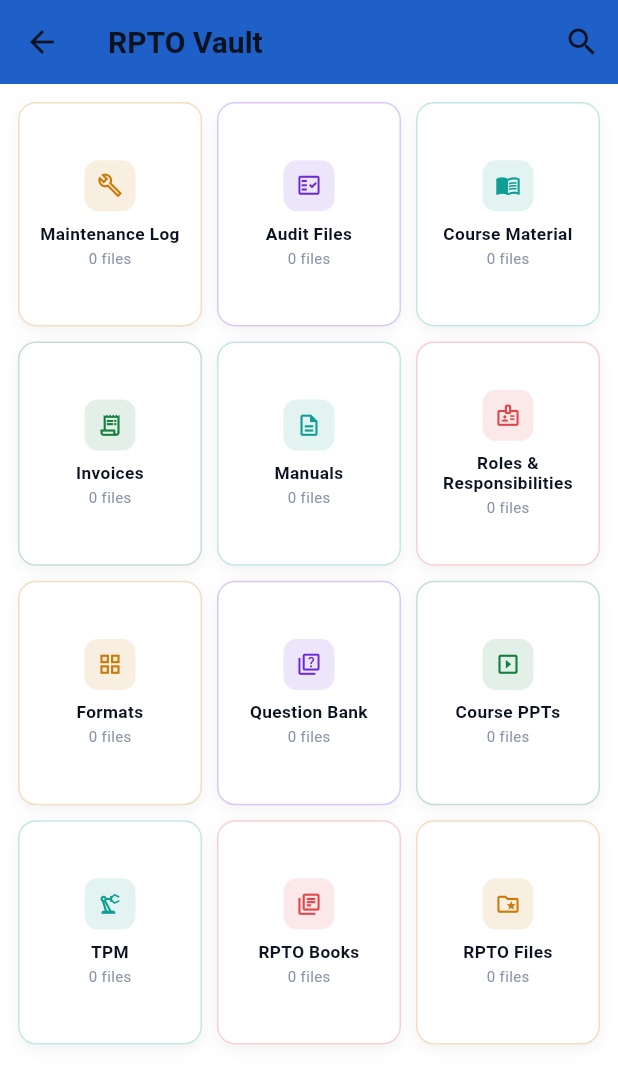
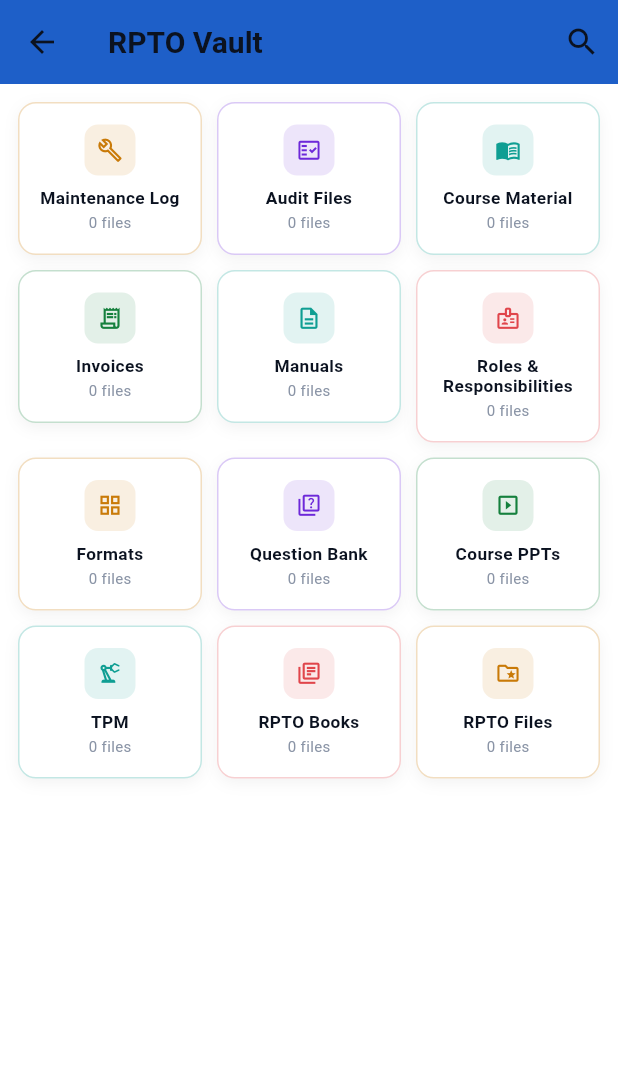
Before and after one commit to pavithrabaskerselvi/cda_rpto_app, a Flutter app: the VaultHomeScreen screen opened by its route, on a phone screen of 412 x 824 dp. Shown: the top 1084 px of the screen. Run offline on Flutter 3.47's test engine with Material 3 defaults, Android fonts, the light colour scheme and no system bars; our stand-ins replace cloud_firestore, file_picker, firebase_auth, firebase_core, firebase_storage, google_fonts and 6 more; missing offline and left inert: dart:js_interop, dart:ui_web, excel, syncfusion_flutter_pdfviewer; accounts and stored records are empty.

Commit message:
Merge origin/main and resolve conflicts

```diff
--- a/lib/screens/vault/vault_home_screen.dart
+++ b/lib/screens/vault/vault_home_screen.dart
@@ -81,37 +81,59 @@ class _VaultHomeScreenState extends State<VaultHomeScreen> {
           return RefreshIndicator(
             color: AppColors.blue,
             onRefresh: () => vault.loadFolders(),
-            child: GridView.builder(
+            child: ListView(
               padding: const EdgeInsets.all(12),
               physics: const AlwaysScrollableScrollPhysics(),
-              // Smaller, more compact tiles: 3 columns, near-square boxes
-              // instead of tall rectangles.
-              gridDelegate: const SliverGridDelegateWithFixedCrossAxisCount(
-                crossAxisCount: 3,
-                crossAxisSpacing: 10,
-                mainAxisSpacing: 10,
-                childAspectRatio: 0.82,
-              ),
-              itemCount: vault.folders.length,
-              itemBuilder: (context, index) {
-                final folder = vault.folders[index];
-                return _VaultFolderTile(
-                  folder: folder,
-                  onTap: () {
-                    Navigator.push(
-                      context,
-                      MaterialPageRoute(
-                        builder: (_) => VaultCategoryScreen(category: folder.category),
-                      ),
-                    );
-                  },
-                );
-              },
+              children: _buildFolderRows(context, vault.folders),
             ),
           );
         },
       ),
     );
+  }
+
+  // Lays folders out 3-per-row with each card sized to fit its own content
+  // (icon + label) rather than stretching to fill a fixed aspect-ratio grid
+  // cell — keeps cards compact even on wide desktop/web windows.
+  List<Widget> _buildFolderRows(BuildContext context, List<VaultFolder> folders) {
+    final rows = <Widget>[];
+    for (var i = 0; i < folders.length; i += 3) {
+      final chunk = folders.sublist(i, i + 3 > folders.length ? folders.length : i + 3);
+      rows.add(
+        Row(
+          crossAxisAlignment: CrossAxisAlignment.start,
+          children: [
+            for (var j = 0; j < chunk.length; j++) ...[
+              if (j > 0) const SizedBox(width: 10),
+              Expanded(
+                child: _VaultFolderTile(
+                  folder: chunk[j],
+                  onTap: () {
+                    Navigator.push(
+                      context,
+                      MaterialPageRoute(
+                        builder: (_) => VaultCategoryScreen(category: chunk[j].category),
+                      ),
+                    );
+                  },
+                ),
+              ),
+            ],
+            // Pad the last row so cards stay a consistent width even when
+            // it has fewer than 3 items.
+            if (chunk.length < 3) ...[
+              for (var k = 0; k < 3 - chunk.length; k++) ...[
+                const SizedBox(width: 10),
+                const Expanded(child: SizedBox()),
+              ],
+            ],
+          ],
+        ),
+      );
+      rows.add(const SizedBox(height: 10));
+    }
+    if (rows.isNotEmpty) rows.removeLast();
+    return rows;
   }
 }
 
@@ -130,7 +152,7 @@ class _VaultFolderTile extends StatelessWidget {
       onTap: onTap,
       borderRadius: BorderRadius.circular(12),
       child: Container(
-        padding: const EdgeInsets.symmetric(horizontal: 8, vertical: 12),
+        padding: const EdgeInsets.symmetric(horizontal: 8, vertical: 14),
         decoration: BoxDecoration(
           color: Colors.white,
           borderRadius: BorderRadius.circular(12),
@@ -144,6 +166,7 @@ class _VaultFolderTile extends StatelessWidget {
           ],
         ),
         child: Column(
+          mainAxisSize: MainAxisSize.min,
           mainAxisAlignment: MainAxisAlignment.center,
           crossAxisAlignment: CrossAxisAlignment.center,
           children: [
```
